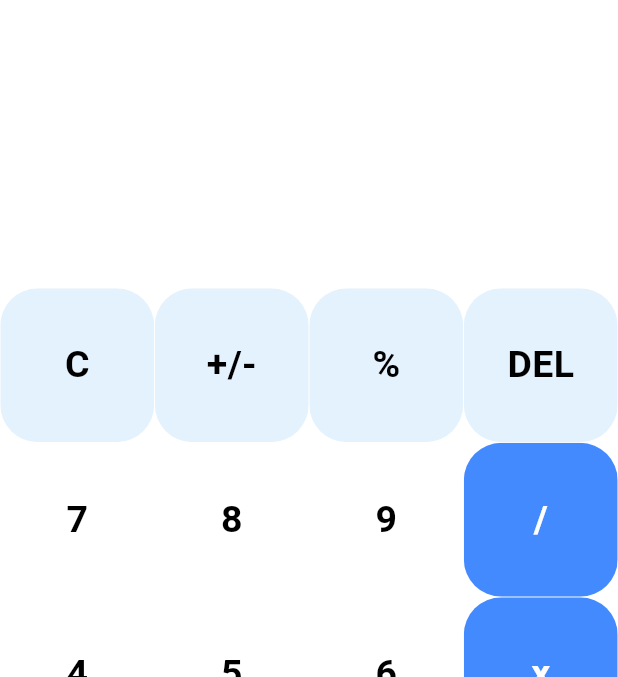
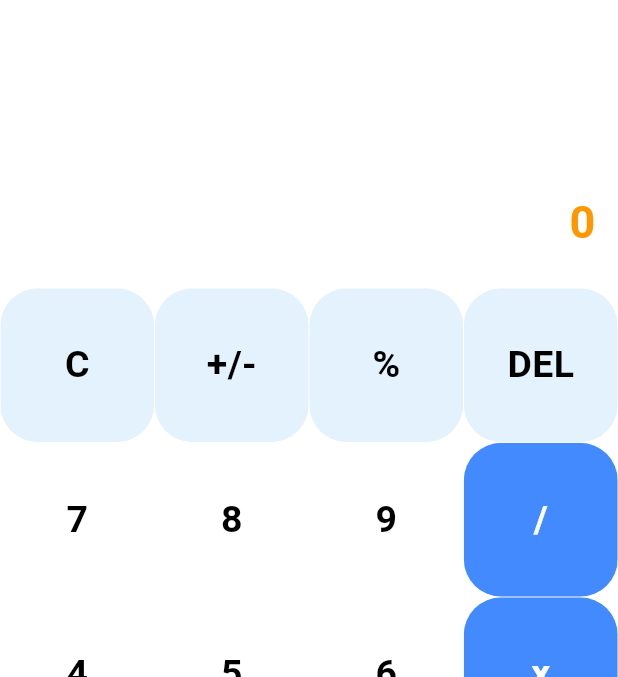
Before and after one commit to OXYGENKOLA/My_flutter_Calculator, a Flutter app: the screen it shows after launch, after a tap on an icon or button, on a phone screen of 412 x 824 dp, the part 84-761 px from its top. Run offline on Flutter 3.47's test engine with Material 3 defaults, Android fonts, the phone set to English and light mode, and no system bars; our stand-ins replace math_expressions.

Commit message:
homepage improved

```diff
--- a/lib/page/homepage.dart
+++ b/lib/page/homepage.dart
@@ -20,6 +20,15 @@ class _HomePageState extends State<HomePage> {
     '9', '/', '4', '5', '6', 'x', '1',
     '2', '3', '-', '0', '.', '=', '+',
   ];
+
+  // for Operational signs
+
+  bool isOperator(String x) {
+    if (x == '/' || x == 'x' || x == '-' || x == '+' || x == '=') {
+      return true;
+    }
+    return false;
+  }
 
   // function to calculate the input operation
   void equalPressed() {
@@ -51,7 +60,7 @@ class _HomePageState extends State<HomePage> {
                     alignment: Alignment.centerRight,
                     child: Text(
                       userInput,
-                      style: const TextStyle(fontSize: 18, color: Colors.white),
+                      style: const TextStyle(fontSize: 40, color: Colors.white),
                     ),
                   ),
                   Container(
@@ -61,11 +70,12 @@ class _HomePageState extends State<HomePage> {
                       answer,
                       style: const TextStyle(
                           fontSize: 30,
-                          color: Colors.white,
-                          fontWeight: FontWeight.bold),
+                          color: Colors.orange,
+                          fontWeight: FontWeight.bold)
                     ),
                   )
-                ]),
+                ]
+                ),
           ),
           Expanded(
             flex: 3,
@@ -159,13 +169,7 @@ class _HomePageState extends State<HomePage> {
           ),
         ],
       ),
-    );
-  }
 
-  bool isOperator(String x) {
-    if (x == '/' || x == 'x' || x == '-' || x == '+' || x == '=') {
-      return true;
-    }
-    return false;
+      );
   }
 }
```
